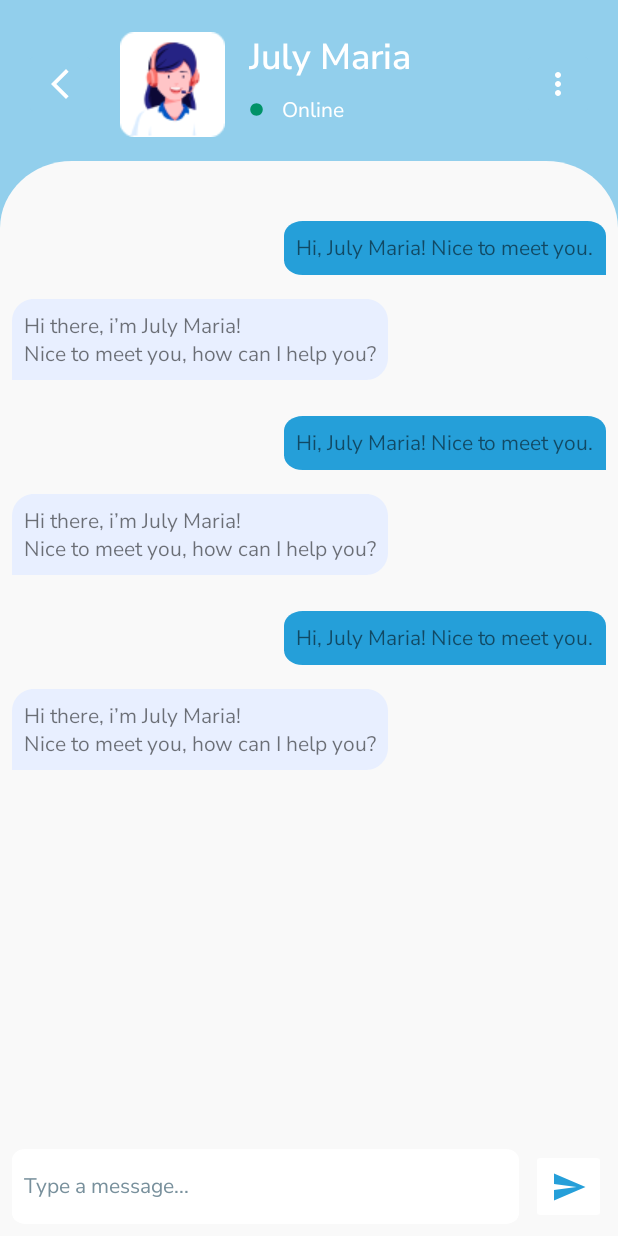
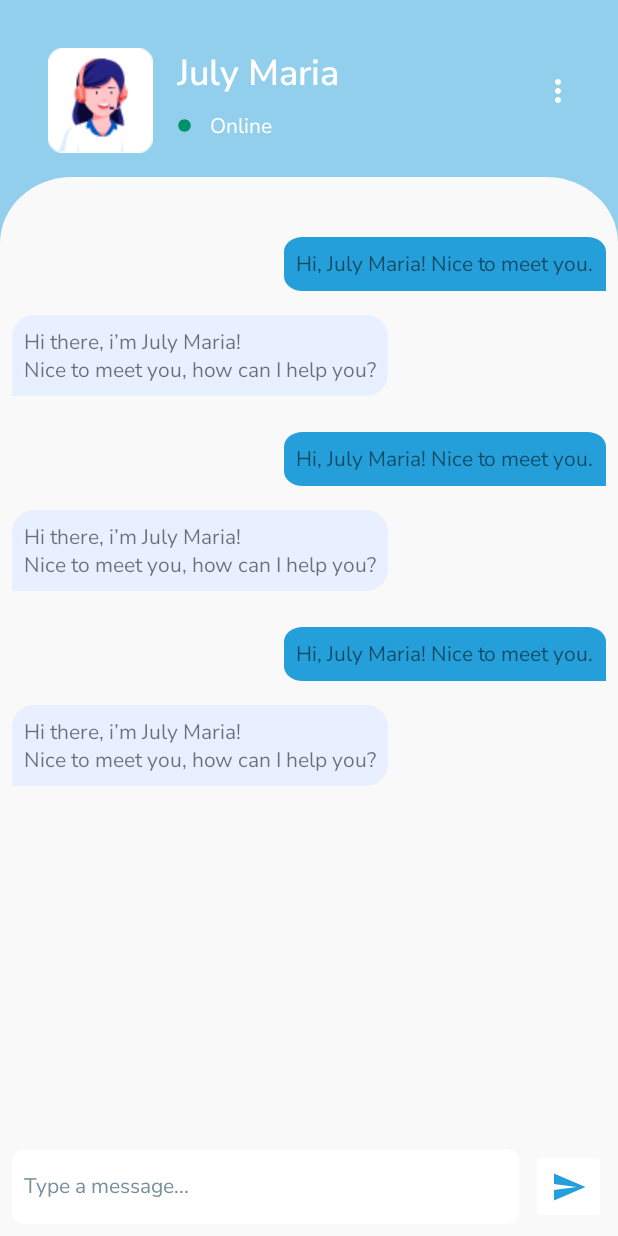
Before and after one commit to rivaldojuliano/Capstone-Project-Traveloka-Chatbot-App, an Android app: the layout activity_chat.xml on its own in the app's theme, with its tools: preview values and no code run, on a phone screen of 412 x 824 dp. Run offline under Robolectric (Android 15) with nearby library versions, the phone set to English and light mode, and no system bars.

Commit message:
Change Chat Layout

```diff
--- a/app/src/main/java/com/rivzdev/chatbotapp/ui/chat/ChatActivity.kt
+++ b/app/src/main/java/com/rivzdev/chatbotapp/ui/chat/ChatActivity.kt
@@ -77,9 +77,4 @@ class ChatActivity : AppCompatActivity() {
             adapter.addChatToList(it)
         }
     }
-
-    override fun onBackPressed() {
-        super.onBackPressed()
-        onBackPressed()
-    }
 }
--- a/app/src/main/res/layout/activity_chat.xml
+++ b/app/src/main/res/layout/activity_chat.xml
@@ -7,28 +7,15 @@
     android:background="@color/faded_light_blue"
     tools:context=".ui.chat.ChatActivity">
 
-    <ImageButton
-        android:id="@+id/imageButton"
-        android:layout_width="wrap_content"
-        android:layout_height="wrap_content"
-        android:layout_marginStart="16dp"
-        android:layout_marginTop="32dp"
-        android:backgroundTint="@color/faded_light_blue"
-        android:minHeight="48dp"
-        app:layout_constraintStart_toStartOf="parent"
-        app:layout_constraintTop_toTopOf="parent"
-        app:srcCompat="@drawable/ic_baseline_arrow_back_ios_new"
-        tools:ignore="SpeakableTextPresentCheck" />
-
     <ImageView
         android:id="@+id/imageView3"
         android:layout_width="wrap_content"
         android:layout_height="wrap_content"
-        android:layout_marginStart="16dp"
+        android:layout_marginStart="32dp"
+        android:layout_marginTop="32dp"
         android:background="@drawable/img_bot"
-        app:layout_constraintBottom_toBottomOf="@+id/imageButton"
-        app:layout_constraintStart_toEndOf="@+id/imageButton"
-        app:layout_constraintTop_toTopOf="@+id/imageButton" />
+        app:layout_constraintStart_toStartOf="parent"
+        app:layout_constraintTop_toTopOf="parent" />
 
     <TextView
         android:id="@+id/textView6"
@@ -52,13 +39,14 @@
         app:layout_constraintTop_toBottomOf="@+id/textView6" />
 
     <TextView
+        android:id="@+id/textView7"
         android:layout_width="wrap_content"
         android:layout_height="wrap_content"
         android:layout_marginStart="12dp"
+        android:fontFamily="@font/nunito_sans"
         android:text="@string/online"
+        android:textColor="@color/white"
         android:textSize="14sp"
-        android:textColor="@color/white"
-        android:fontFamily="@font/nunito_sans"
         app:layout_constraintBottom_toBottomOf="@+id/imageView5"
         app:layout_constraintStart_toEndOf="@+id/imageView5"
         app:layout_constraintTop_toTopOf="@+id/imageView5" />
@@ -67,12 +55,13 @@
         android:id="@+id/btn_end_conversation"
         android:layout_width="wrap_content"
         android:layout_height="wrap_content"
-        android:layout_marginTop="32dp"
         android:layout_marginEnd="16dp"
+        android:layout_marginBottom="13dp"
         android:backgroundTint="@color/faded_light_blue"
         android:minHeight="48dp"
+        app:layout_constraintBottom_toBottomOf="@+id/imageView3"
         app:layout_constraintEnd_toEndOf="parent"
-        app:layout_constraintTop_toTopOf="parent"
+        app:layout_constraintTop_toTopOf="@+id/imageView3"
         app:srcCompat="@drawable/ic_baseline_more_vert"
         tools:ignore="SpeakableTextPresentCheck" />
 
--- a/app/src/main/res/values/strings.xml
+++ b/app/src/main/res/values/strings.xml
@@ -6,7 +6,7 @@
     <string name="our_crew"><![CDATA[Our crew of superheroes are standing by\nfor services & support!]]></string>
     <string name="chat">Chat</string>
     <string name="start_a_conversation_now">Start a conversation now!</string>
-    <string name="type_a_message">Type a message...</string>
+    <string name="type_a_message">Type a message…</string>
     <string name="july_maria">July Maria</string>
     <string name="july_maria_joined_the_conversation">July Maria joined the conversation</string>
     <string name="faqs">FAQs</string>
```
